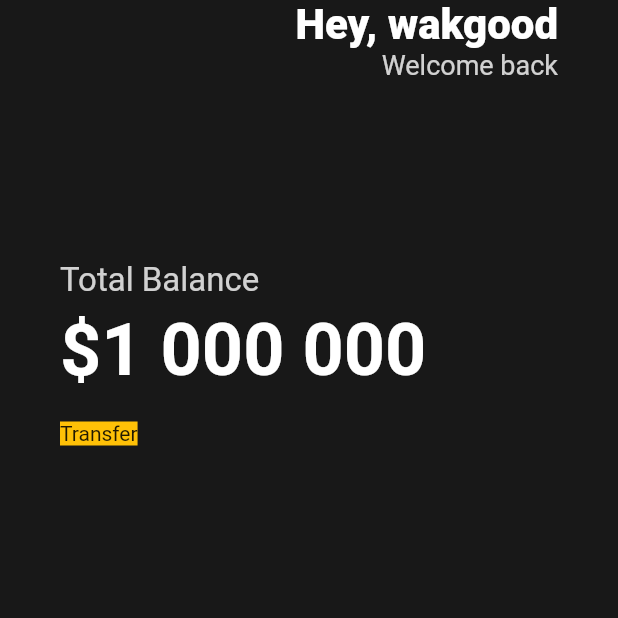
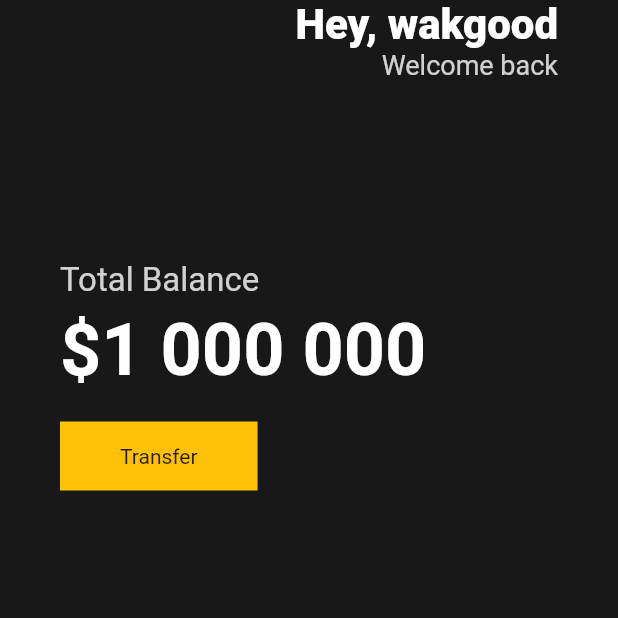
Before and after one commit to Myoungmin/toonflix, a Flutter app: the screen it shows after launch, on a phone screen of 412 x 824 dp, the top half of it. Run offline on Flutter 3.47's test engine with Material 2 defaults, Android fonts, the phone set to English and light mode, and no system bars.

Commit message:
Button과 유사하게 Text에 Padding 적용하기

```diff
--- a/lib/main.dart
+++ b/lib/main.dart
@@ -72,7 +72,13 @@ class App extends StatelessWidget {
                     decoration: BoxDecoration(
                       color: Colors.amber,
                     ),
-                    child: Text('Transfer'),
+                    child: Padding(
+                      padding: EdgeInsets.symmetric(
+                        vertical: 15,
+                        horizontal: 40,
+                      ),
+                      child: Text('Transfer'),
+                    ),
                   )
                 ],
               )
```
